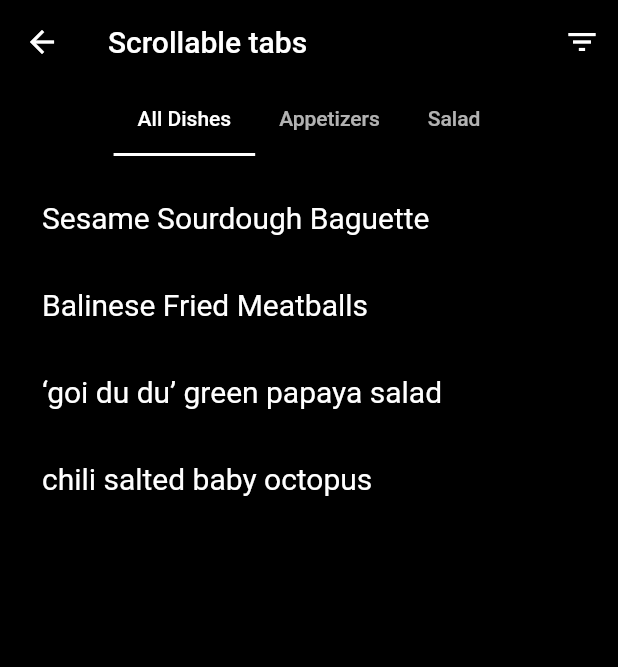
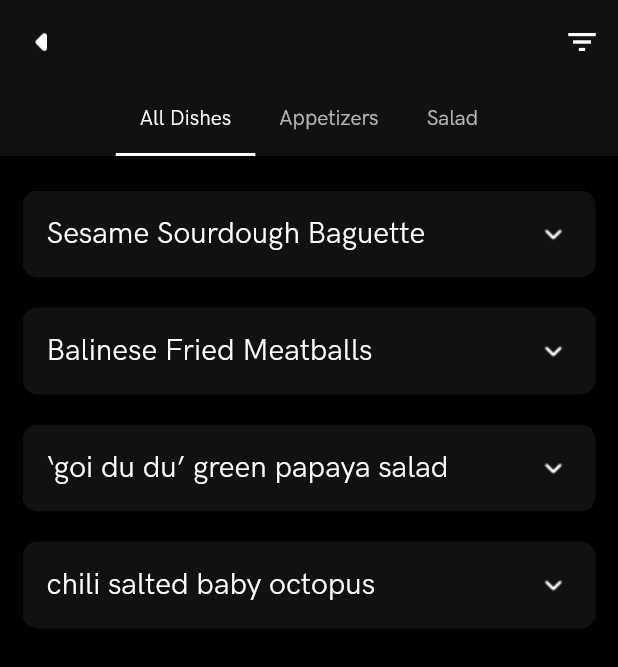
Before and after one commit to Mise-Technologies/mobile, a Flutter app: the screen it shows after launch, after a tap on "All Dishes", on a phone screen of 412 x 824 dp. Shown: the top 667 px of the screen. Run offline on Flutter 3.47's test engine with Material 2 defaults, Android fonts, the phone set to English and light mode, and no system bars; Roboto replaces fonts that are missing (HK Grotesk).

Commit message:
Mise for life

```diff
--- a/lib/components/menuitem_page.dart
+++ b/lib/components/menuitem_page.dart
@@ -18,13 +18,18 @@ class _MenuItemPageState extends State<MenuItemPage> {
       body: ListView.builder(
         itemCount: widget.dishes.length,
         itemBuilder: (context, i) {
-          return ExpansionTile(
+          return Container(
+            decoration: BoxDecoration(borderRadius: BorderRadius.circular(10.0),  color: Theme.of(context).accentColor),
+            margin: EdgeInsets.only(bottom: 20.0),
+            child: ExpansionTile(
+              trailing: Image(image: AssetImage('assets/icons/expand_arrow_more.png')),
               title: Text(widget.dishes[i].name, style: new TextStyle(fontSize: 20.0, color: Colors.white)),
               children: <Widget>[
                 Column(
                   children: _buildExpandableContent(widget.dishes[i]),
                 ),
               ],
+              )
           );
         },
       ),
@@ -36,7 +41,7 @@ class _MenuItemPageState extends State<MenuItemPage> {
 
     columnContent.add(
       ListTile(
-        title: Text(dish.description, style: TextStyle(fontSize: 18.0, color: Colors.white.withOpacity(0.6), fontStyle: FontStyle.italic))
+        title: Text(dish.description, style: TextStyle(fontSize: 18.0, color: Colors.white.withOpacity(0.7), fontStyle: FontStyle.italic))
       )
     );
 
--- a/lib/main.dart
+++ b/lib/main.dart
@@ -10,7 +10,7 @@ void main() {
       primaryColor: Colors.black,
       //backgroundColor: Colors.black,
       accentColor: Colors.grey[900].withOpacity(0.5),
-      fontFamily: 'HK Grotesk',
+      fontFamily: 'HKGrotesk',
     ),
     home: DirectoryScreen(),
   )
--- a/lib/screens/menuitem_screen.dart
+++ b/lib/screens/menuitem_screen.dart
@@ -59,7 +59,11 @@ class _MenuItemScreenState extends State<MenuItemScreenImpl> with SingleTickerPr
     return Scaffold(
       key: _scaffoldKey,
       appBar: AppBar(
-        title: const Text('Scrollable tabs'),
+        leading: new IconButton(
+          icon: Image(image: AssetImage('assets/icons/arrow_left.png')),
+          onPressed: () => Navigator.of(context).pop(),
+        ),
+        backgroundColor: Theme.of(context).accentColor,
         actions: <Widget>[
           IconButton(
             icon: const Icon(Icons.filter_list),
@@ -68,7 +72,7 @@ class _MenuItemScreenState extends State<MenuItemScreenImpl> with SingleTickerPr
             }
           )
         ],
-        bottom: TabBar(
+        bottom: TabBar( //scrollable tabs
           controller: _controller,
           isScrollable: true,
           indicator: getIndicator(),
@@ -80,7 +84,9 @@ class _MenuItemScreenState extends State<MenuItemScreenImpl> with SingleTickerPr
       endDrawer: Drawer(
         child: FilterPopout()
       ),
-      body: TabBarView(
+      body: Container(
+        margin: const EdgeInsets.only(top: 23.0, left: 15.0, right: 15.0),
+        child: TabBarView(
           controller: _controller,
           children: MENU_CATEGORIES.map<Widget>((String category) {
             List<Dish> dishes = [];
@@ -89,16 +95,11 @@ class _MenuItemScreenState extends State<MenuItemScreenImpl> with SingleTickerPr
                 dishes.add(DISHES[dish]);
               }
             }
-          return SafeArea(
-            top: false,
-            bottom: false,
-            child: Container(
-              padding: const EdgeInsets.all(12.0),
-              child: MenuItemPage(dishes)
+            return MenuItemPage(dishes);
+          }).toList(),
+
         ),
-          );
-        }).toList(),
-      ),
+      )
     );
   }
 }
```
Also changed, not shown: pubspec.yaml (+7 -0 lines), assets/fonts/HKGrotesk-Regular.otf (added), assets/icons/arrow_left.png (added), assets/icons/expand_arrow_less.png (added), assets/icons/expand_arrow_more.png (added), assets/icons/expand_arrow_more2.png (added), 1 other file. Lines whose indentation alone changed are shown as unchanged.
